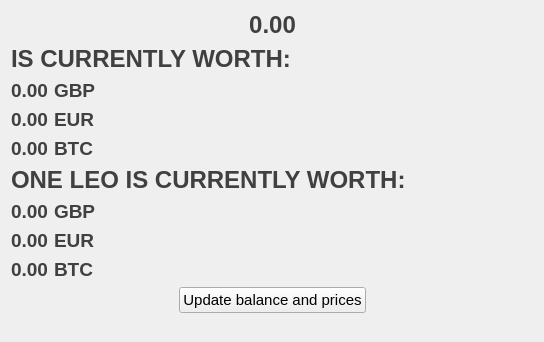
Qt form src/qt/forms/marketdata.ui (Leocoin-project/LEOcoin-Old) before a commit.
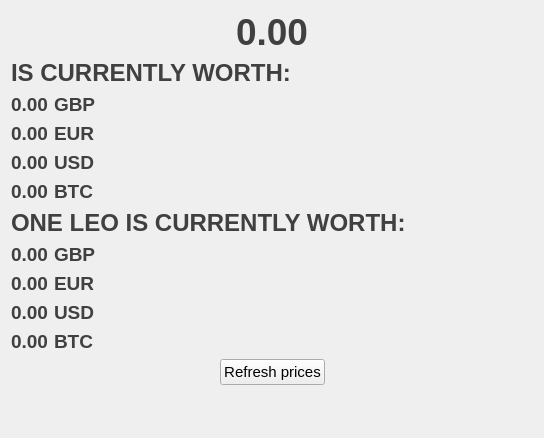
The same form after that commit.

Commit message: Connected to leoxchange API

```diff
--- a/src/qt/forms/marketdata.ui
+++ b/src/qt/forms/marketdata.ui
@@ -7,7 +7,7 @@
     <x>0</x>
     <y>0</y>
     <width>544</width>
-    <height>342</height>
+    <height>438</height>
    </rect>
   </property>
   <property name="font">
@@ -46,7 +46,7 @@
          </property>
          <property name="font">
           <font>
-           <pointsize>18</pointsize>
+           <pointsize>28</pointsize>
            <weight>75</weight>
            <bold>true</bold>
           </font>
@@ -222,6 +222,57 @@
        </item>
       </layout>
      </item>
+     <item>
+      <layout class="QHBoxLayout" name="USD">
+       <item>
+        <widget class="QLabel" name="labelUSD">
+         <property name="font">
+          <font>
+           <pointsize>14</pointsize>
+           <weight>75</weight>
+           <bold>true</bold>
+          </font>
+         </property>
+         <property name="styleSheet">
+          <string notr="true">color: rgb(65, 64, 65);</string>
+         </property>
+         <property name="text">
+          <string>0.00</string>
+         </property>
+        </widget>
+       </item>
+       <item>
+        <widget class="QLabel" name="label">
+         <property name="font">
+          <font>
+           <pointsize>14</pointsize>
+           <weight>75</weight>
+           <bold>true</bold>
+          </font>
+         </property>
+         <property name="styleSheet">
+          <string notr="true">color: rgb(65, 64, 65);</string>
+         </property>
+         <property name="text">
+          <string>USD</string>
+         </property>
+        </widget>
+       </item>
+       <item>
+        <spacer name="horizontalSpacer_12">
+         <property name="orientation">
+          <enum>Qt::Horizontal</enum>
+         </property>
+         <property name="sizeHint" stdset="0">
+          <size>
+           <width>40</width>
+           <height>20</height>
+          </size>
+         </property>
+        </spacer>
+       </item>
+      </layout>
+     </item>
      <item>
       <layout class="QHBoxLayout" name="BTC">
        <item>
@@ -392,6 +443,57 @@
        </item>
       </layout>
      </item>
+     <item>
+      <layout class="QHBoxLayout" name="USD1">
+       <item>
+        <widget class="QLabel" name="labelUSD1">
+         <property name="font">
+          <font>
+           <pointsize>14</pointsize>
+           <weight>75</weight>
+           <bold>true</bold>
+          </font>
+         </property>
+         <property name="styleSheet">
+          <string notr="true">color: rgb(65, 64, 65);</string>
+         </property>
+         <property name="text">
+          <string>0.00</string>
+         </property>
+        </widget>
+       </item>
+       <item>
+        <widget class="QLabel" name="label_8">
+         <property name="font">
+          <font>
+           <pointsize>14</pointsize>
+           <weight>75</weight>
+           <bold>true</bold>
+          </font>
+         </property>
+         <property name="styleSheet">
+          <string notr="true">color: rgb(65, 64, 65);</string>
+         </property>
+         <property name="text">
+          <string>USD</string>
+         </property>
+        </widget>
+       </item>
+       <item>
+        <spacer name="horizontalSpacer_13">
+         <property name="orientation">
+          <enum>Qt::Horizontal</enum>
+         </property>
+         <property name="sizeHint" stdset="0">
+          <size>
+           <width>40</width>
+           <height>20</height>
+          </size>
+         </property>
+        </spacer>
+       </item>
+      </layout>
+     </item>
      <item>
       <layout class="QHBoxLayout" name="BTC1">
        <item>
@@ -461,7 +563,7 @@
        <item>
         <widget class="QPushButton" name="refreshButton">
          <property name="text">
-          <string>Update balance and prices</string>
+          <string>Refresh prices</string>
          </property>
         </widget>
        </item>
```
The commit also changes 2 other files.
